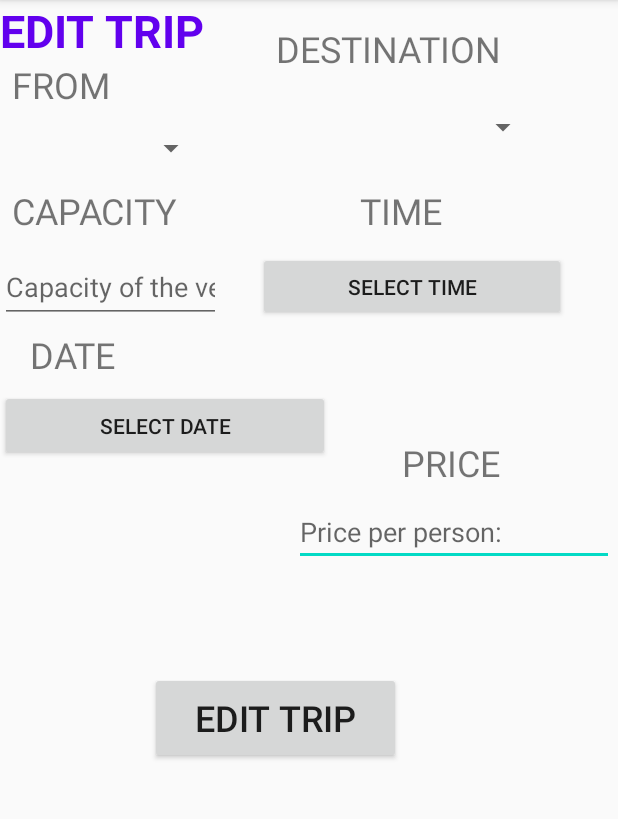
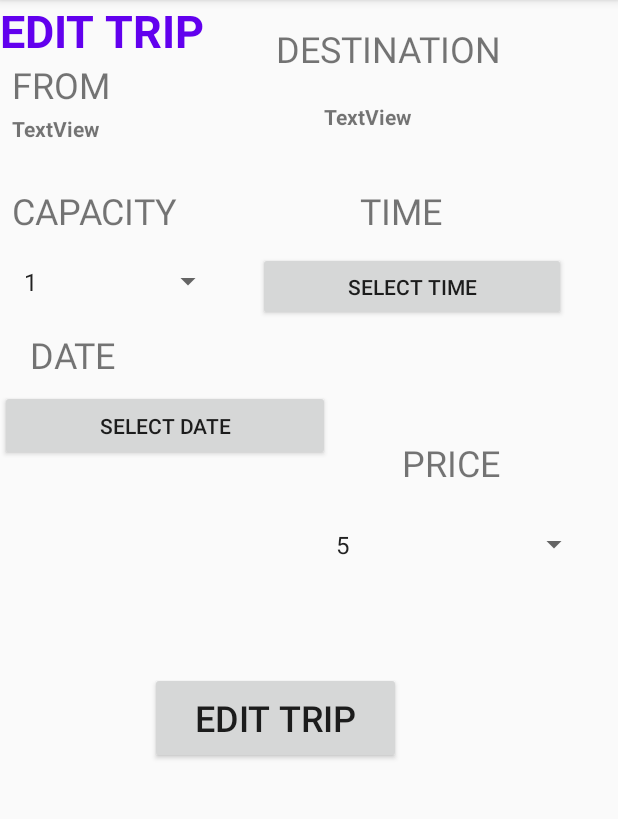
Before and after one commit to ersincebi/SOFT3102, an Android app: the EditTripAdminActivity screen opened directly, with no data from a screen before it, on a phone screen of 412 x 824 dp, the part 84-903 px from its top. Run offline under Robolectric (Android 15) with nearby library versions, the phone set to English and light mode, and no system bars; libraries missing offline, so code that uses them is left out: com.parse; 2 statements that could not run were skipped.

Commit message:
Edit Trip/Add Trip Spinner editions
On add trip, price and capacity became spinner. On editTrip, the saved values are shown on price and capacity spinners, rather then showing 1 and 5. From and destination names are locked and cannot be changed on edit trip.

```diff
--- a/app/src/main/java/com/fmway/operations/admin/EditTripAdminActivity.java
+++ b/app/src/main/java/com/fmway/operations/admin/EditTripAdminActivity.java
@@ -11,6 +11,7 @@ import android.view.Menu;
 import android.view.MenuInflater;
 import android.view.MenuItem;
 import android.view.View;
+import android.widget.AdapterView;
 import android.widget.ArrayAdapter;
 import android.widget.Button;
 import android.widget.DatePicker;
@@ -32,6 +33,8 @@ import com.parse.ParseQuery;
 import com.parse.ParseUser;
 import com.parse.SaveCallback;
 
+import org.w3c.dom.Text;
+
 import java.util.ArrayList;
 import java.util.Calendar;
 import java.util.List;
@@ -39,18 +42,20 @@ import java.util.List;
 import androidx.appcompat.app.AlertDialog;
 import androidx.appcompat.app.AppCompatActivity;
 
-public class EditTripAdminActivity extends AppCompatActivity {
+public class EditTripAdminActivity extends AppCompatActivity implements AdapterView.OnItemSelectedListener {
     private Button dateButton;
     private Button timeButton;
     private Button editTripButton;
     private TextView dateText;
     private TextView timeText;
 
-    private Spinner from;
-    private Spinner destination;
-    private EditText capacity;
-    private EditText price;
+    private TextView from;
+    private TextView destination;
+    private Spinner capacitySpinner;
+    private Spinner priceSpinner;
     private Context context=this;
+    private int capacityValue;
+    private int priceValue;
 
     private String userID;
     private String savedExtra;
@@ -121,31 +126,27 @@ public class EditTripAdminActivity extends AppCompatActivity {
         editTripButton=findViewById(R.id.editTripEditButton);
         dateText=findViewById(R.id.editTripDate);
         timeText=findViewById(R.id.editTripTime);
-        from=findViewById(R.id.editFromSpinner);
-        destination=findViewById(R.id.editDestSpinner);
-        capacity=findViewById(R.id.editTripCapacity);
-        price=findViewById(R.id.editTripPrice);
+        from=findViewById(R.id.fromText);
+        destination=findViewById(R.id.destinationText);
+        capacitySpinner=findViewById(R.id.capacitySpinner);
+        priceSpinner=findViewById(R.id.priceSpinner);
 
         download();
 
-        ParseQuery<ParseObject> query = new ParseQuery<ParseObject>("County");
-        query.findInBackground(new FindCallback<ParseObject>() {
-            @Override
-            public void done(List<ParseObject> list, ParseException e) {
-                if (e == null) {
-                    ArrayList<String> countyList = new ArrayList<>();
-                    for(ParseObject object : list) {
-                        countyList.add(object.getString("destName"));
-                    }
-                    ArrayAdapter adapter = new ArrayAdapter(
-                            getApplicationContext(),android.R.layout.simple_list_item_1 ,countyList);
-                    from.setAdapter(adapter);
-                    destination.setAdapter(adapter);
-                } else {
+        ArrayAdapter<CharSequence> capacityAdapter= ArrayAdapter.createFromResource(this,R.array.capacity,android.R.layout.simple_spinner_item);
+        capacityAdapter.setDropDownViewResource(android.R.layout.simple_spinner_dropdown_item);
+        capacitySpinner.setAdapter(capacityAdapter);
+        capacitySpinner.setOnItemSelectedListener(this);
+        capacitySpinner.setPrompt("Select the Capacity");
 
-                }
-            }
-        });
+
+        ArrayAdapter<CharSequence> priceAdapter= ArrayAdapter.createFromResource(this,R.array.price,android.R.layout.simple_spinner_item);
+        priceAdapter.setDropDownViewResource(android.R.layout.simple_spinner_dropdown_item);
+        priceSpinner.setAdapter(priceAdapter);
+        priceSpinner.setOnItemSelectedListener(this);
+        priceSpinner.setPrompt("Select the Price per person");
+
+
 
         dateButton.setOnClickListener(new View.OnClickListener() {
             @Override
@@ -217,10 +218,29 @@ public class EditTripAdminActivity extends AppCompatActivity {
                                     ,Toast.LENGTH_LONG).show();
 
                 } else {
+                    from.setText(object.getString(definitions.getFromKey()));
+                    destination.setText(object.getString(definitions.getDestinationKey()));
                     dateText.setText(object.getString(definitions.getDateKey()));
                     timeText.setText(object.getString(definitions.getTimeKey()));
-                    capacity.setText(String.valueOf(object.getInt(definitions.getCapacityKey())));
-                    price.setText(String.valueOf(object.getInt(definitions.getPriceKey())));
+                    capacityValue=object.getInt(definitions.getCapacityKey());
+                    priceValue=object.getInt(definitions.getPriceKey());
+
+                    int ii=0;
+                    while(Integer.parseInt(capacitySpinner.getSelectedItem().toString())!=(capacityValue)){
+                        capacitySpinner.setSelection(ii);
+
+                        ii++;
+                    }
+                    capacitySpinner.setSelection(ii-1);
+
+                    int iy=0;
+                    while(Integer.parseInt(priceSpinner.getSelectedItem().toString())!=(priceValue)){
+                        priceSpinner.setSelection(iy);
+                        iy++;
+                    }
+                    priceSpinner.setSelection(iy-1);
+
+
                 }
             }
         });
@@ -232,33 +252,15 @@ public class EditTripAdminActivity extends AppCompatActivity {
      * @param view
      */
     public void editTrip(View view){
-        if (from.getSelectedItem().toString().equals(destination.getSelectedItem().toString()) ){
-            Toast.makeText(getApplicationContext()
-                            ,"From and Destination Cannot be same"
-                            ,Toast.LENGTH_LONG).show();
-        }else if(!from.getSelectedItem().toString().equals("Sile")
-                && !destination.getSelectedItem().toString().equals("Sile")) {
-            Toast.makeText(getApplicationContext()
-                    , "One of the choices must be Sile."
-                    , Toast.LENGTH_LONG).show();
-        }else if(dateText.getText().toString().equals("")
+
+         if(dateText.getText().toString().equals("")
                 || timeText.getText().toString().equals("")
-                || from.getSelectedItem().toString().equals("")
-                || destination.getSelectedItem().toString().equals("")
-                || capacity.getText().toString().equals("")
-                || price.getText().toString().equals("")){
+               ){
             Toast.makeText(getApplicationContext()
                             ,"Fields cannot be empty!"
                             ,Toast.LENGTH_LONG).show();
-        } else if(Integer.parseInt(capacity.getText().toString())>6){
-            Toast.makeText(getApplicationContext()
-                            ,"Capacity cannot exceed 6!"
-                            ,Toast.LENGTH_LONG).show();
-        }else if(Double.parseDouble(price.getText().toString())>20){
-            Toast.makeText(getApplicationContext()
-                            ,"Price per person cannot exceed 20TL !"
-                            ,Toast.LENGTH_LONG).show();
         }
+
         else {
             AlertDialog.Builder builder=new AlertDialog.Builder(this);
             builder.setMessage("Do you want to edit this trip?")
@@ -275,10 +277,10 @@ public class EditTripAdminActivity extends AppCompatActivity {
                                             object
                                             ,dateText.getText().toString()
                                             ,timeText.getText().toString()
-                                            ,from.getSelectedItem().toString()
-                                            ,destination.getSelectedItem().toString()
-                                            ,Integer.parseInt(capacity.getText().toString())
-                                            ,Integer.parseInt(price.getText().toString())
+                                            ,from.getText().toString()
+                                            ,destination.getText().toString()
+                                            ,Integer.parseInt(capacitySpinner.getSelectedItem().toString())
+                                            ,Integer.parseInt(priceSpinner.getSelectedItem().toString())
                                     );
 
                                     object.saveInBackground(new SaveCallback() {
@@ -342,4 +344,14 @@ public class EditTripAdminActivity extends AppCompatActivity {
         object.put(definitions.getCapacityKey(), capacity);
         object.put(definitions.getPriceKey(), price);
     }
+
+    @Override
+    public void onItemSelected(AdapterView<?> adapterView, View view, int i, long l) {
+
+    }
+
+    @Override
+    public void onNothingSelected(AdapterView<?> adapterView) {
+
+    }
 }
--- a/app/src/main/res/layout/activity_edittrip.xml
+++ b/app/src/main/res/layout/activity_edittrip.xml
@@ -87,19 +87,6 @@
         app:layout_constraintStart_toStartOf="parent"
         app:layout_constraintTop_toTopOf="parent" />
 
-    <EditText
-        android:id="@+id/editTripPrice"
-        android:layout_width="wrap_content"
-        android:layout_height="wrap_content"
-        android:layout_marginStart="196dp"
-        android:layout_marginLeft="196dp"
-        android:layout_marginTop="332dp"
-        android:ems="10"
-        android:hint="Price per person:"
-        android:inputType="number"
-        app:layout_constraintStart_toStartOf="parent"
-        app:layout_constraintTop_toTopOf="parent" />
-
     <TextView
         android:id="@+id/addTripTimeText2"
         android:layout_width="wrap_content"
@@ -143,17 +130,6 @@
         app:layout_constraintStart_toStartOf="parent"
         app:layout_constraintTop_toTopOf="parent" />
 
-    <EditText
-        android:id="@+id/editTripCapacity"
-        android:layout_width="147dp"
-        android:layout_height="47dp"
-        android:layout_marginTop="168dp"
-        android:ems="10"
-        android:hint="Capacity of the vehicle:"
-        android:inputType="number"
-        app:layout_constraintStart_toStartOf="parent"
-        app:layout_constraintTop_toTopOf="parent" />
-
     <TextView
         android:id="@+id/addTripFromText2"
         android:layout_width="wrap_content"
@@ -167,22 +143,48 @@
         app:layout_constraintTop_toTopOf="parent" />
 
     <Spinner
-        android:id="@+id/editFromSpinner"
-        android:layout_width="130dp"
-        android:layout_height="45dp"
+        android:spinnerMode="dialog"
+        android:id="@+id/capacitySpinner"
+        android:layout_width="141dp"
+        android:layout_height="47dp"
         android:layout_marginStart="8dp"
         android:layout_marginLeft="8dp"
-        android:layout_marginTop="76dp"
+        android:layout_marginTop="164dp"
         app:layout_constraintStart_toStartOf="parent"
         app:layout_constraintTop_toTopOf="parent" />
 
     <Spinner
-        android:id="@+id/editDestSpinner"
-        android:layout_width="175dp"
-        android:layout_height="49dp"
-        android:layout_marginStart="184dp"
-        android:layout_marginLeft="184dp"
-        android:layout_marginTop="60dp"
+        android:spinnerMode="dialog"
+        android:id="@+id/priceSpinner"
+        android:layout_width="177dp"
+        android:layout_height="54dp"
+        android:layout_marginStart="216dp"
+        android:layout_marginLeft="216dp"
+        android:layout_marginTop="336dp"
+        app:layout_constraintStart_toStartOf="parent"
+        app:layout_constraintTop_toTopOf="parent" />
+
+    <TextView
+        android:id="@+id/fromText"
+        android:layout_width="93dp"
+        android:layout_height="36dp"
+        android:layout_marginStart="8dp"
+        android:layout_marginLeft="8dp"
+        android:layout_marginTop="76dp"
+        android:text="TextView"
+        android:textStyle="bold"
+        app:layout_constraintStart_toStartOf="parent"
+        app:layout_constraintTop_toTopOf="parent" />
+
+    <TextView
+        android:id="@+id/destinationText"
+        android:layout_width="91dp"
+        android:layout_height="43dp"
+        android:layout_marginStart="216dp"
+        android:layout_marginLeft="216dp"
+        android:layout_marginTop="68dp"
+        android:text="TextView"
+        android:textStyle="bold"
         app:layout_constraintStart_toStartOf="parent"
         app:layout_constraintTop_toTopOf="parent" />
 </androidx.constraintlayout.widget.ConstraintLayout>
--- a/app/src/main/res/values/strings.xml
+++ b/app/src/main/res/values/strings.xml
@@ -1,4 +1,32 @@
 <resources>
     <string name="app_name">FMWay Isik</string>
     <string name="todo">TODO</string>
+
+    <string-array name="capacity">
+        <item>1</item>
+        <item>2</item>
+        <item>3</item>
+        <item>4</item>
+        <item>5</item>
+        <item>6</item>
+    </string-array>
+
+    <string-array name="price">
+        <item>5</item>
+        <item>6</item>
+        <item>7</item>
+        <item>8</item>
+        <item>9</item>
+        <item>10</item>
+        <item>11</item>
+        <item>12</item>
+        <item>13</item>
+        <item>14</item>
+        <item>15</item>
+        <item>16</item>
+        <item>17</item>
+        <item>18</item>
+        <item>19</item>
+        <item>20</item>
+    </string-array>
 </resources>
```
Also changed, not shown: app/src/main/java/com/fmway/operations/driver/AddTripActivity.java (+37 -25 lines), app/src/main/java/com/fmway/operations/driver/EditTripDriverActivity.java (+69 -55 lines), app/src/main/res/layout/addtrip_activity.xml (+23 -24 lines).
